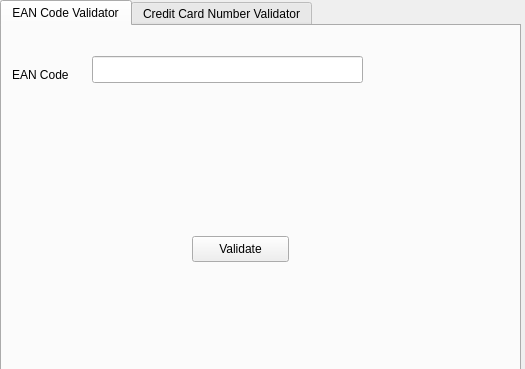
This is PyQtValidators/src/mainForm.ui in cherrydan/pythons as Qt 5 draws it before an edit. The edited form follows.
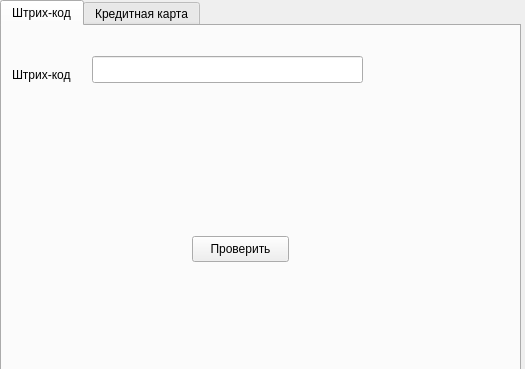
This is the edited form. The open tabs and pages were chosen to show the change.

Commit message: Make russian interface

Patch:
```diff
--- a/PyQtValidators/src/mainForm.ui
+++ b/PyQtValidators/src/mainForm.ui
@@ -27,19 +27,19 @@
    </property>
    <widget class="QWidget" name="tab">
     <attribute name="title">
-     <string>EAN Code Validator</string>
+     <string>Штрих-код</string>
     </attribute>
     <widget class="QLabel" name="lbl1">
      <property name="geometry">
       <rect>
        <x>10</x>
        <y>40</y>
-       <width>68</width>
+       <width>81</width>
        <height>17</height>
       </rect>
      </property>
      <property name="text">
-      <string>EAN Code </string>
+      <string>Штрих-код</string>
      </property>
     </widget>
     <widget class="QLineEdit" name="leEAN">
@@ -62,13 +62,13 @@
       </rect>
      </property>
      <property name="text">
-      <string>Validate</string>
+      <string>Проверить</string>
      </property>
     </widget>
    </widget>
    <widget class="QWidget" name="tab_2">
     <attribute name="title">
-     <string>Credit Card Number Validator</string>
+     <string>Кредитная карта</string>
     </attribute>
     <widget class="QLabel" name="lbl2">
      <property name="geometry">
```
Left out of the diff: 6 changed lines with no effect on the pictures. The commit also changes 1 other file.
